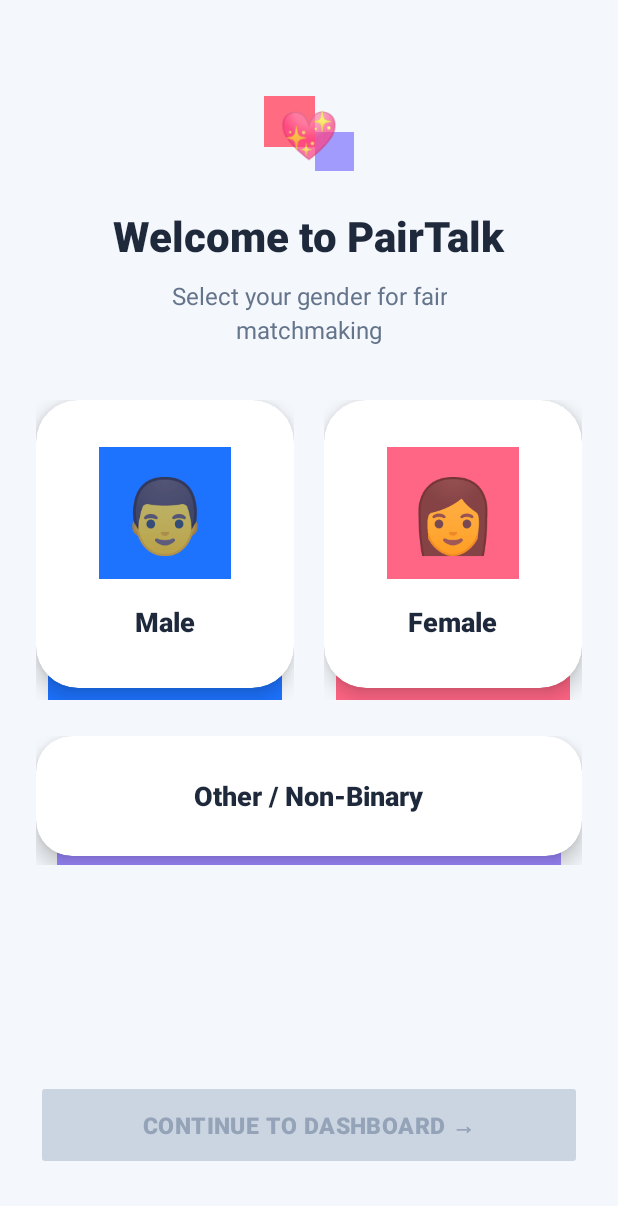
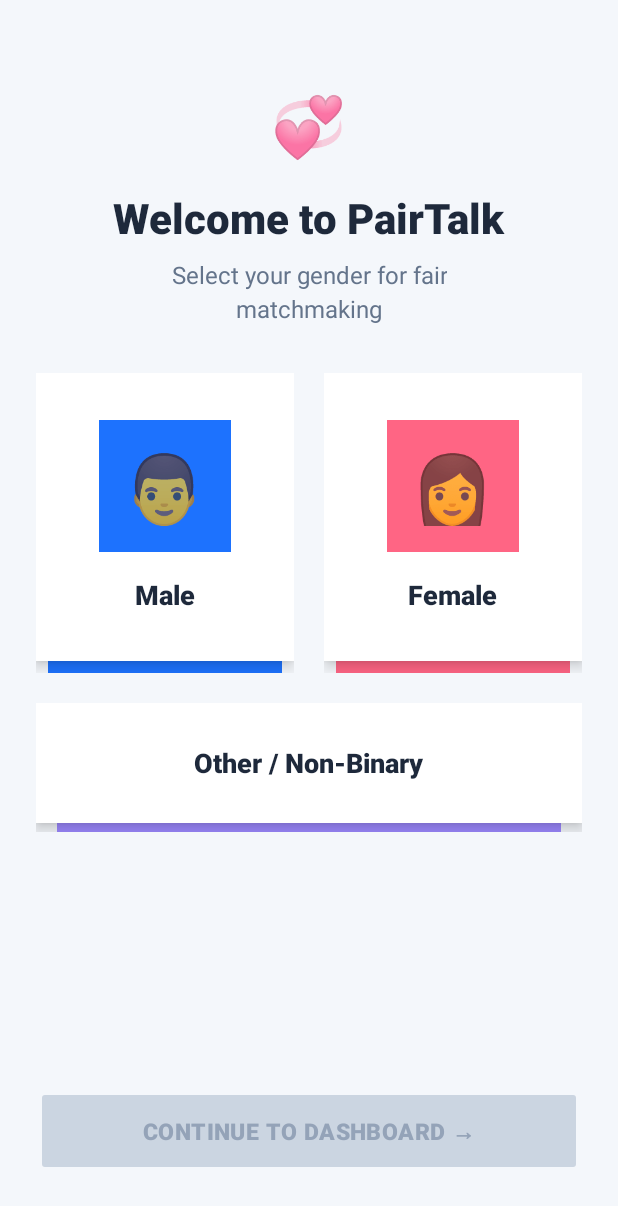
Before and after one commit to Roopnanda/english-talk-android, an Android app built with Jetpack Compose: the screen it shows after launch (MainActivity), on a phone screen of 412 x 824 dp. Shown: the top 1206 px of the screen. Run offline under Robolectric (Android 15) with nearby library versions, the light colour scheme and no system bars; our stand-ins replace AdMob; libraries missing offline, so code that uses them is left out: org.webrtc; pictures from the network do not load; 8 statements that could not run were skipped.

Commit message:
Refactor activity_main.xml layout and comments
Removed unused XML attributes and adjusted layout margins. Updated comments for clarity.

```diff
--- a/app/src/main/res/layout/activity_main.xml
+++ b/app/src/main/res/layout/activity_main.xml
@@ -1,6 +1,5 @@
 <?xml version="1.0" encoding="utf-8"?>
 <FrameLayout xmlns:android="http://schemas.android.com/apk/res/android"
-    xmlns:app="http://schemas.android.com/apk/res-auto"
     android:layout_width="match_parent"
     android:layout_height="match_parent"
     android:background="#0F172A">
@@ -21,41 +20,18 @@
             android:layout_width="match_parent"
             android:layout_height="wrap_content"
             android:layout_alignParentTop="true"
-            android:layout_marginTop="64dp"
+            android:layout_marginTop="56dp"
             android:gravity="center_horizontal"
             android:orientation="vertical">
-
-            <!-- Heart Bubble Icon Matching Image 1 -->
-            <RelativeLayout
-                android:layout_width="60dp"
-                android:layout_height="50dp"
-                android:layout_marginBottom="24dp">
-
-                <!-- Left Coral Heart Bubble -->
-                <View
-                    android:layout_width="34dp"
-                    android:layout_height="34dp"
-                    android:layout_alignParentStart="true"
-                    android:layout_alignParentTop="true"
-                    android:background="#FF6B81" />
-
-                <!-- Right Violet Floating Heart Bubble -->
-                <View
-                    android:layout_width="26dp"
-                    android:layout_height="26dp"
-                    android:layout_alignParentEnd="true"
-                    android:layout_alignParentBottom="true"
-                    android:background="#A29BFE" />
 
             <TextView
                 android:layout_width="wrap_content"
                 android:layout_height="wrap_content"
-                    android:layout_centerInParent="true"
-                    android:text="💖"
-                    android:textSize="32sp" />
-            </RelativeLayout>
+                android:layout_marginBottom="16dp"
+                android:text="💞"
+                android:textSize="40sp" />
 
-            <!-- Exact Heading: Welcome to PairTalk -->
+            <!-- Exact Heading -->
             <TextView
                 android:layout_width="wrap_content"
                 android:layout_height="wrap_content"
@@ -65,11 +41,11 @@
                 android:textSize="28sp"
                 android:textStyle="bold" />
 
-            <!-- Exact Subtitle: Select your gender for fair matchmaking -->
+            <!-- Exact Subtitle -->
             <TextView
                 android:layout_width="wrap_content"
                 android:layout_height="wrap_content"
-                android:layout_marginTop="10dp"
+                android:layout_marginTop="8dp"
                 android:fontFamily="sans-serif"
                 android:gravity="center"
                 android:lineSpacingExtra="4dp"
@@ -83,18 +59,18 @@
             android:layout_width="match_parent"
             android:layout_height="wrap_content"
             android:layout_below="@id/layoutHeaderSection"
-            android:layout_marginTop="36dp"
+            android:layout_marginTop="32dp"
             android:orientation="vertical">
 
-            <!-- Top Row: Male and Female Cards Side-by-Side -->
+            <!-- Top Row: Male & Female -->
             <LinearLayout
                 android:layout_width="match_parent"
                 android:layout_height="wrap_content"
-                android:layout_marginBottom="24dp"
+                android:layout_marginBottom="20dp"
                 android:baselineAligned="false"
                 android:orientation="horizontal">
 
-                <!-- MALE CARD CONTAINER WITH BLUE BOTTOM SHADOW -->
+                <!-- MALE CARD CONTAINER WITH BLUE BOTTOM SHADOW LIP -->
                 <RelativeLayout
                     android:layout_width="0dp"
                     android:layout_height="200dp"
@@ -105,32 +81,26 @@
                     <View
                         android:id="@+id/lipMale"
                         android:layout_width="match_parent"
-                        android:layout_height="26dp"
+                        android:layout_height="28dp"
                         android:layout_alignParentBottom="true"
                         android:layout_marginStart="8dp"
                         android:layout_marginEnd="8dp"
                         android:background="#1D72FE" />
 
                     <!-- Male Card Surface -->
-                    <androidx.cardview.widget.CardView
+                    <LinearLayout
                         android:id="@+id/btnSelectMale"
                         android:layout_width="match_parent"
                         android:layout_height="192dp"
+                        android:background="#FFFFFF"
                         android:clickable="true"
+                        android:elevation="6dp"
                         android:focusable="true"
-                        android:foreground="?android:attr/selectableItemBackground"
-                        app:cardBackgroundColor="#FFFFFF"
-                        app:cardCornerRadius="28dp"
-                        app:cardElevation="8dp">
-
-                        <LinearLayout
-                            android:layout_width="match_parent"
-                            android:layout_height="match_parent"
                         android:gravity="center"
                         android:orientation="vertical"
                         android:padding="16dp">
 
-                            <!-- Avatar Circle in Blue -->
+                        <!-- Blue Avatar Bubble -->
                         <RelativeLayout
                             android:id="@+id/circleMale"
                             android:layout_width="88dp"
@@ -142,10 +112,9 @@
                                 android:layout_height="wrap_content"
                                 android:layout_centerInParent="true"
                                 android:text="👨"
-                                    android:textSize="48sp" />
+                                android:textSize="44sp" />
                         </RelativeLayout>
 
-                            <!-- Male Label -->
                         <TextView
                             android:id="@+id/tvMaleLabel"
                             android:layout_width="wrap_content"
@@ -157,46 +126,39 @@
                             android:textSize="18sp"
                             android:textStyle="bold" />
                     </LinearLayout>
-                    </androidx.cardview.widget.CardView>
                 </RelativeLayout>
 
-                <!-- FEMALE CARD CONTAINER WITH CORAL PINK BOTTOM SHADOW -->
+                <!-- FEMALE CARD CONTAINER WITH PINK BOTTOM SHADOW LIP -->
                 <RelativeLayout
                     android:layout_width="0dp"
                     android:layout_height="200dp"
                     android:layout_marginStart="10dp"
                     android:layout_weight="1">
 
-                    <!-- Coral Pink Bottom Glowing Lip -->
+                    <!-- Pink Bottom Glowing Lip -->
                     <View
                         android:id="@+id/lipFemale"
                         android:layout_width="match_parent"
-                        android:layout_height="26dp"
+                        android:layout_height="28dp"
                         android:layout_alignParentBottom="true"
                         android:layout_marginStart="8dp"
                         android:layout_marginEnd="8dp"
                         android:background="#FF6584" />
 
                     <!-- Female Card Surface -->
-                    <androidx.cardview.widget.CardView
+                    <LinearLayout
                         android:id="@+id/btnSelectFemale"
                         android:layout_width="match_parent"
                         android:layout_height="192dp"
+                        android:background="#FFFFFF"
                         android:clickable="true"
+                        android:elevation="6dp"
                         android:focusable="true"
-                        android:foreground="?android:attr/selectableItemBackground"
-                        app:cardBackgroundColor="#FFFFFF"
-                        app:cardCornerRadius="28dp"
-                        app:cardElevation="8dp">
-
-                        <LinearLayout
-                            android:layout_width="match_parent"
-                            android:layout_height="match_parent"
                         android:gravity="center"
                         android:orientation="vertical"
                         android:padding="16dp">
 
-                            <!-- Avatar Circle in Pink -->
+                        <!-- Coral Pink Avatar Bubble -->
                         <RelativeLayout
                             android:id="@+id/circleFemale"
                             android:layout_width="88dp"
@@ -208,10 +170,9 @@
                                 android:layout_height="wrap_content"
                                 android:layout_centerInParent="true"
                                 android:text="👩"
-                                    android:textSize="48sp" />
+                                android:textSize="44sp" />
                         </RelativeLayout>
 
-                            <!-- Female Label -->
                         <TextView
                             android:id="@+id/tvFemaleLabel"
                             android:layout_width="wrap_content"
@@ -223,7 +184,6 @@
                             android:textSize="18sp"
                             android:textStyle="bold" />
                     </LinearLayout>
-                    </androidx.cardview.widget.CardView>
                 </RelativeLayout>
             </LinearLayout>
 
@@ -236,31 +196,24 @@
                 <View
                     android:id="@+id/lipOther"
                     android:layout_width="match_parent"
-                    android:layout_height="24dp"
+                    android:layout_height="26dp"
                     android:layout_alignParentBottom="true"
                     android:layout_marginStart="14dp"
                     android:layout_marginEnd="14dp"
                     android:background="#9C88FF" />
 
                 <!-- Other Card Surface -->
-                <androidx.cardview.widget.CardView
+                <LinearLayout
                     android:id="@+id/btnSelectOther"
                     android:layout_width="match_parent"
                     android:layout_height="80dp"
+                    android:background="#FFFFFF"
                     android:clickable="true"
+                    android:elevation="6dp"
                     android:focusable="true"
-                    android:foreground="?android:attr/selectableItemBackground"
-                    app:cardBackgroundColor="#FFFFFF"
-                    app:cardCornerRadius="24dp"
-                    app:cardElevation="8dp">
-
-                    <LinearLayout
-                        android:layout_width="match_parent"
-                        android:layout_height="match_parent"
                     android:gravity="center"
                     android:orientation="horizontal">
 
-                        <!-- Exact Label: Other / Non-Binary -->
                     <TextView
                         android:id="@+id/tvOtherLabel"
                         android:layout_width="wrap_content"
@@ -271,24 +224,23 @@
                         android:textSize="18sp"
                         android:textStyle="bold" />
                 </LinearLayout>
-                </androidx.cardview.widget.CardView>
             </RelativeLayout>
         </LinearLayout>
 
-        <!-- EXACT CTA PILL BUTTON AT BOTTOM (Image 1 Detail) -->
+        <!-- EXACT CTA PILL BUTTON AT BOTTOM -->
         <Button
             android:id="@+id/btnConfirmGender"
             android:layout_width="match_parent"
             android:layout_height="60dp"
             android:layout_alignParentBottom="true"
-            android:layout_marginBottom="44dp"
-            android:backgroundTint="#00B894"
-            android:elevation="8dp"
+            android:layout_marginBottom="40dp"
+            android:backgroundTint="#CBD5E1"
+            android:elevation="6dp"
             android:enabled="false"
             android:fontFamily="sans-serif-black"
             android:letterSpacing="0.02"
             android:text="CONTINUE TO DASHBOARD →"
-            android:textColor="#FFFFFF"
+            android:textColor="#94A3B8"
             android:textSize="15sp"
             android:textStyle="bold" />
     </RelativeLayout>
```
Lines whose indentation alone changed are shown as unchanged.
